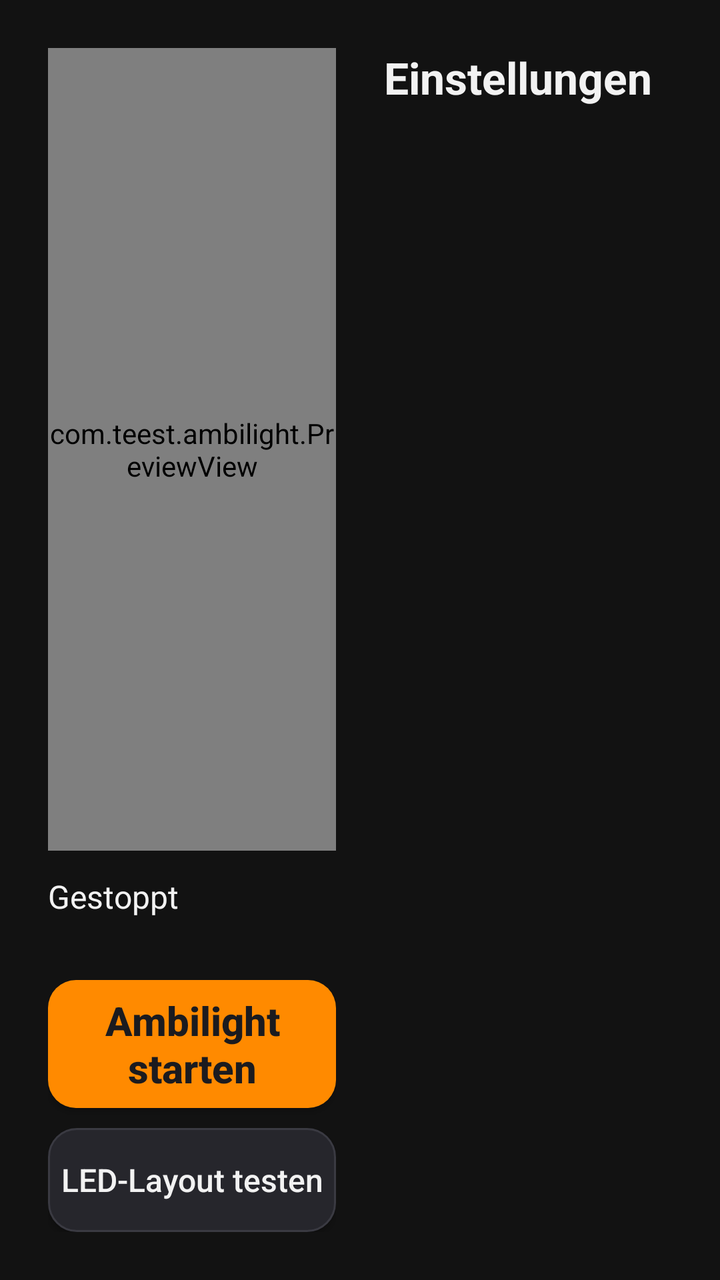
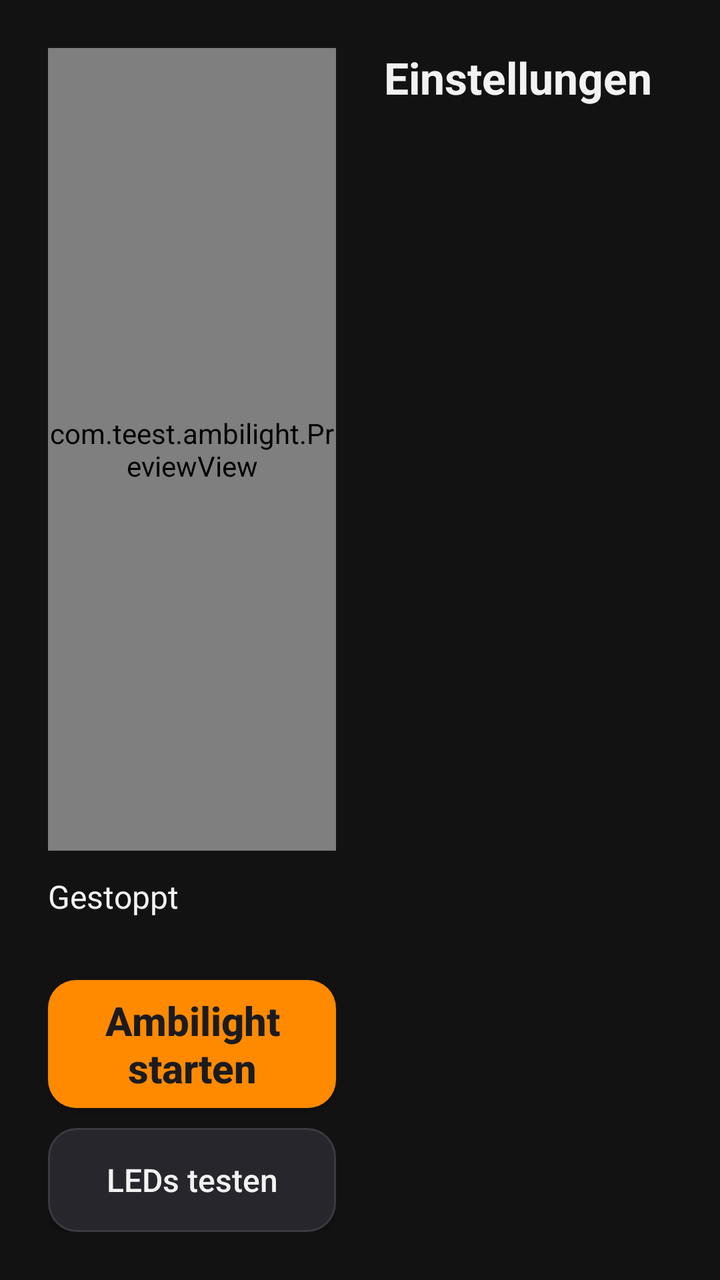

The first picture is an Android layout as it rendered before a commit; the second is the same layout after the commit. The layout source and the unified diff follow.
<!-- AndroidManifest.xml: application theme Theme.Ambilight -->
<!-- res/layout/activity_main.xml -->
<?xml version="1.0" encoding="utf-8"?>
<LinearLayout xmlns:android="http://schemas.android.com/apk/res/android"
    android:layout_width="match_parent"
    android:layout_height="match_parent"
    android:background="#121212"
    android:orientation="horizontal"
    android:padding="24dp">

    <LinearLayout
        android:layout_width="0dp"
        android:layout_height="match_parent"
        android:layout_marginEnd="24dp"
        android:layout_weight="5"
        android:orientation="vertical">

        <com.teest.ambilight.PreviewView
            android:id="@+id/preview"
            android:layout_width="match_parent"
            android:layout_height="0dp"
            android:layout_weight="1" />

        <TextView
            android:id="@+id/status"
            android:layout_width="match_parent"
            android:layout_height="wrap_content"
            android:layout_marginTop="12dp"
            android:layout_marginBottom="12dp"
            android:minLines="2"
            android:text="Gestoppt"
            android:textColor="#F2F2F2"
            android:textSize="16sp" />

        <Button
            android:id="@+id/btnToggle"
            android:layout_width="match_parent"
            android:layout_height="64dp"
            android:background="@drawable/btn_primary"
            android:text="Ambilight starten"
            android:textAllCaps="false"
            android:textColor="#1B1B1F"
            android:textSize="20sp"
            android:textStyle="bold" />

        <Button
            android:id="@+id/btnTest"
            android:layout_width="match_parent"
            android:layout_height="52dp"
            android:layout_marginTop="10dp"
            android:background="@drawable/tile_bg"
            android:text="LED-Layout testen"
            android:textAllCaps="false"
            android:textColor="#F2F2F2"
            android:textSize="16sp" />
    </LinearLayout>

    <LinearLayout
        android:layout_width="0dp"
        android:layout_height="match_parent"
        android:layout_weight="5"
        android:orientation="vertical">

        <TextView
            android:layout_width="match_parent"
            android:layout_height="wrap_content"
            android:layout_marginBottom="12dp"
            android:text="Einstellungen"
            android:textColor="#F2F2F2"
            android:textSize="22sp"
            android:textStyle="bold" />

        <ScrollView
            android:layout_width="match_parent"
            android:layout_height="0dp"
            android:layout_weight="1"
            android:background="#121212"
            android:clipToPadding="false"
            android:fillViewport="true"
            android:overScrollMode="never"
            android:scrollbars="none">

            <LinearLayout
                android:id="@+id/tiles"
                android:layout_width="match_parent"
                android:layout_height="wrap_content"
                android:background="#121212"
                android:orientation="vertical" />
        </ScrollView>
    </LinearLayout>
</LinearLayout>
<!-- resources referenced by this layout -->
<resources>
  <!-- drawable btn_primary (drawable) -->
  <?xml version="1.0" encoding="utf-8"?>
  <selector xmlns:android="http://schemas.android.com/apk/res/android">
      <item android:state_focused="true">
          <shape android:shape="rectangle">
              <solid android:color="#FFA033" />
              <stroke android:width="3dp" android:color="#FFFFFF" />
              <corners android:radius="14dp" />
          </shape>
      </item>
      <item android:state_pressed="true">
          <shape android:shape="rectangle">
              <solid android:color="#E07800" />
              <corners android:radius="14dp" />
          </shape>
      </item>
      <item>
          <shape android:shape="rectangle">
              <solid android:color="#FF8A00" />
              <corners android:radius="14dp" />
          </shape>
      </item>
  </selector>
  <!-- drawable tile_bg (drawable) -->
  <?xml version="1.0" encoding="utf-8"?>
  <selector xmlns:android="http://schemas.android.com/apk/res/android">
      <item android:state_focused="true">
          <shape android:shape="rectangle">
              <solid android:color="#34343C" />
              <stroke android:width="3dp" android:color="#FF8A00" />
              <corners android:radius="14dp" />
          </shape>
      </item>
      <item android:state_pressed="true">
          <shape android:shape="rectangle">
              <solid android:color="#3A3A42" />
              <corners android:radius="14dp" />
          </shape>
      </item>
      <item>
          <shape android:shape="rectangle">
              <solid android:color="#26262C" />
              <stroke android:width="1dp" android:color="#3A3A42" />
              <corners android:radius="14dp" />
          </shape>
      </item>
  </selector>
  <style name="Theme.Ambilight" parent="Theme.AppCompat.NoActionBar">
          <item name="colorPrimary">#FF8A00</item>
          <item name="colorPrimaryDark">#121212</item>
          <item name="colorAccent">#FF8A00</item>
          <item name="android:windowBackground">#121212</item>
          <item name="android:textColorPrimary">#F2F2F2</item>
          <item name="android:textColorSecondary">#B5B5B5</item>
      </style>
</resources>

<!-- the commit's change to res/layout/activity_main.xml (unified diff, before → after) -->
@@ -47,7 +47,7 @@
             android:layout_height="52dp"
             android:layout_marginTop="10dp"
             android:background="@drawable/tile_bg"
-            android:text="LED-Layout testen"
+            android:text="LEDs testen"
             android:textAllCaps="false"
             android:textColor="#F2F2F2"
             android:textSize="16sp" />
